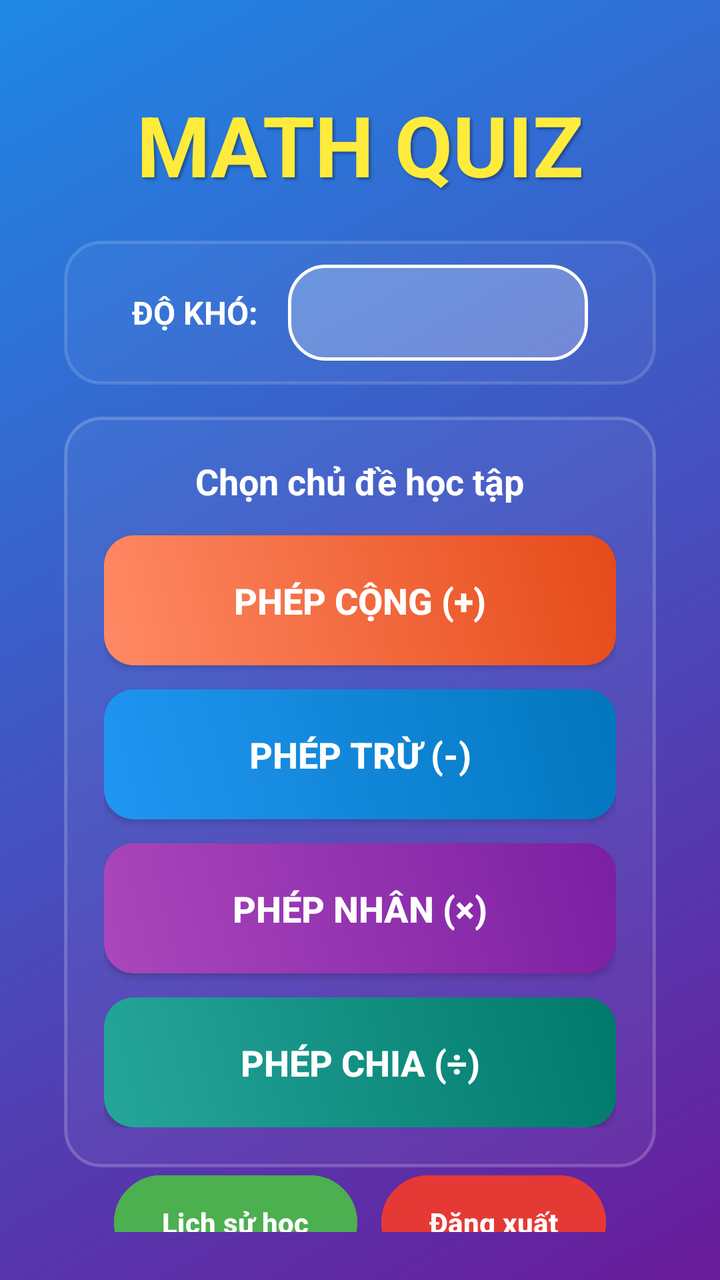
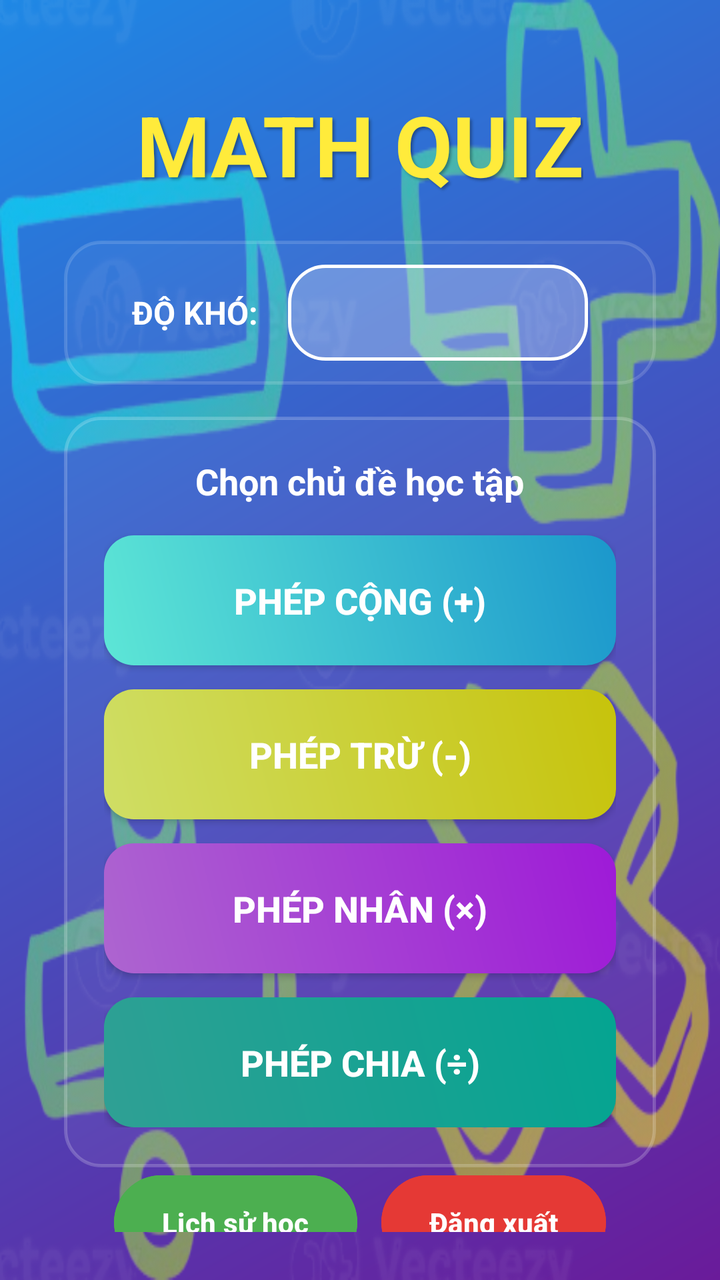

Two renders of the same Android screen: before a commit and after it. Below are the layout's source before the change and the commit's diff.
<!-- AndroidManifest.xml: application theme Theme.MyApplication -->
<!-- res/layout/activity_main.xml -->
<?xml version="1.0" encoding="utf-8"?>
<LinearLayout xmlns:android="http://schemas.android.com/apk/res/android"
    android:id="@+id/main"
    android:layout_width="match_parent"
    android:layout_height="match_parent"
    android:orientation="vertical"
    android:background="@drawable/background_gradient"
    android:gravity="center_horizontal"
    android:padding="24dp">

    <TextView
        android:layout_width="wrap_content"
        android:layout_height="wrap_content"
        android:text="MATH QUIZ"
        android:textColor="#FFEB3B"
        android:textSize="42sp"
        android:textStyle="bold"
        android:layout_marginTop="20dp"
        android:layout_marginBottom="20dp"
        android:shadowColor="#55000000"
        android:shadowDx="3"
        android:shadowDy="3"
        android:shadowRadius="3"/>

    <LinearLayout
        android:layout_width="match_parent"
        android:layout_height="wrap_content"
        android:orientation="horizontal"
        android:gravity="center"
        android:background="@drawable/button_rounded"
        android:backgroundTint="#26FFFFFF"
        android:padding="12dp"
        android:layout_marginLeft="8dp"
        android:layout_marginRight="8dp"
        android:layout_marginBottom="16dp">

        <TextView
            android:layout_width="wrap_content"
            android:layout_height="wrap_content"
            android:text="ĐỘ KHÓ:"
            android:textColor="#FFFFFF"
            android:textSize="16sp"
            android:textStyle="bold"
            android:layout_gravity="center_vertical"
            android:layout_marginRight="15dp"/>

        <Spinner
            android:id="@+id/spnDoKho"
            android:layout_width="150dp"
            android:layout_height="48dp"
            android:layout_gravity="center_vertical"
            android:background="@drawable/button_rounded"
            android:popupBackground="@drawable/button_rounded" />
    </LinearLayout>

    <LinearLayout
        android:layout_width="match_parent"
        android:layout_height="wrap_content"
        android:orientation="vertical"
        android:background="@drawable/button_rounded"
        android:backgroundTint="#33FFFFFF"
        android:padding="20dp"
        android:layout_marginLeft="8dp"
        android:layout_marginRight="8dp"
        android:gravity="center">

        <TextView
            android:layout_width="wrap_content"
            android:layout_height="wrap_content"
            android:text="Chọn chủ đề học tập"
            android:textColor="#FFFFFF"
            android:textSize="18sp"
            android:textStyle="bold"
            android:layout_marginBottom="15dp"/>

        <androidx.appcompat.widget.AppCompatButton
            android:id="@+id/btnCong"
            android:layout_width="match_parent"
            android:layout_height="65dp"
            android:layout_marginBottom="12dp"
            android:text="Phép Cộng (+)"
            android:background="@drawable/btn_cong_gradient"
            android:textColor="#FFFFFF"
            android:textSize="18sp"
            android:textStyle="bold"/>

        <androidx.appcompat.widget.AppCompatButton
            android:id="@+id/btnTru"
            android:layout_width="match_parent"
            android:layout_height="65dp"
            android:layout_marginBottom="12dp"
            android:text="Phép Trừ (-)"
            android:background="@drawable/btn_tru_gradient"
            android:textColor="#FFFFFF"
            android:textSize="18sp"
            android:textStyle="bold"/>

        <androidx.appcompat.widget.AppCompatButton
            android:id="@+id/btnNhan"
            android:layout_width="match_parent"
            android:layout_height="65dp"
            android:layout_marginBottom="12dp"
            android:text="Phép Nhân (×)"
            android:background="@drawable/btn_nhan_gradient"
            android:textColor="#FFFFFF"
            android:textSize="18sp"
            android:textStyle="bold"/>

        <androidx.appcompat.widget.AppCompatButton
            android:id="@+id/btnChia"
            android:layout_width="match_parent"
            android:layout_height="65dp"
            android:text="Phép Chia (÷)"
            android:background="@drawable/btn_chia_gradient"
            android:textColor="#FFFFFF"
            android:textSize="18sp"
            android:textStyle="bold"/>
    </LinearLayout>

    <View
        android:layout_width="match_parent"
        android:layout_height="0dp"
        android:layout_weight="1"/>

    <LinearLayout
        android:layout_width="match_parent"
        android:layout_height="wrap_content"
        android:orientation="horizontal"
        android:gravity="center"
        android:layout_marginBottom="10dp">

        <Button
            android:id="@+id/btnGoToHistory"
            android:layout_width="wrap_content"
            android:layout_height="55dp"
            android:backgroundTint="#4CAF50"
            android:text="Lịch sử học"
            android:textColor="#FFFFFF"
            android:textStyle="bold"
            android:layout_marginRight="12dp" />

        <Button
            android:id="@+id/btnSignOut"
            android:layout_width="wrap_content"
            android:layout_height="55dp"
            android:backgroundTint="#E53935"
            android:text="Đăng xuất"
            android:textColor="#FFFFFF"
            android:textStyle="bold" />
    </LinearLayout>

</LinearLayout>
<!-- resources referenced by this layout -->
<resources>
  <!-- drawable background_gradient (drawable) -->
  <?xml version="1.0" encoding="utf-8"?>
  <shape xmlns:android="http://schemas.android.com/apk/res/android">
      <gradient
          android:startColor="#6A1B9A"
          android:endColor="#1E88E5"
          android:angle="135"/>
  </shape>
  <!-- drawable btn_chia_gradient (drawable) -->
  <?xml version="1.0" encoding="utf-8"?>
  <shape xmlns:android="http://schemas.android.com/apk/res/android">
      <gradient
          android:startColor="#26A69A"
          android:endColor="#00796B"
          android:angle="45"/>
      <corners android:radius="15dp"/>
  </shape>
  <!-- drawable btn_cong_gradient (drawable) -->
  <?xml version="1.0" encoding="utf-8"?>
  <shape xmlns:android="http://schemas.android.com/apk/res/android">
      <gradient
          android:startColor="#FF8A65" android:endColor="#E64A19"   android:angle="45"/>
      <corners android:radius="15dp"/>
  </shape>
  <!-- drawable btn_nhan_gradient (drawable) -->
  <?xml version="1.0" encoding="utf-8"?>
  <shape xmlns:android="http://schemas.android.com/apk/res/android">
      <gradient
          android:startColor="#AB47BC"
          android:endColor="#7B1FA2"
          android:angle="45"/>
      <corners android:radius="15dp"/>
  </shape>
  <!-- drawable btn_tru_gradient (drawable) -->
  <?xml version="1.0" encoding="utf-8"?>
  <shape xmlns:android="http://schemas.android.com/apk/res/android">
      <gradient
          android:startColor="#2196F3"
          android:endColor="#0277BD"
          android:angle="45"/>
      <corners android:radius="15dp"/>
  </shape>
  <!-- drawable button_rounded (drawable) -->
  <?xml version="1.0" encoding="utf-8"?>
  <selector xmlns:android="http://schemas.android.com/apk/res/android">
      <item android:state_pressed="true">
          <shape>
              <solid android:color="#80FFFFFF" />
              <stroke android:width="2dp" android:color="#FFFFFF" />
              <corners android:radius="18dp" />
          </shape>
      </item>
  
      <item>
          <shape>
              <solid android:color="#40FFFFFF" />
              <stroke android:width="1.5dp" android:color="#FFFFFF" />
              <corners android:radius="18dp" />
          </shape>
      </item>
  </selector>
  <style name="Theme.MyApplication" parent="Base.Theme.MyApplication" />
  <style name="Base.Theme.MyApplication" parent="Theme.Material3.DayNight.NoActionBar">
          
          
      </style>
</resources>

<!-- the commit's change to res/layout/activity_main.xml (unified diff, before → after) -->
@@ -1,152 +1,171 @@
 <?xml version="1.0" encoding="utf-8"?>
-<LinearLayout xmlns:android="http://schemas.android.com/apk/res/android"
-    android:id="@+id/main"
+<FrameLayout xmlns:android="http://schemas.android.com/apk/res/android"
     android:layout_width="match_parent"
-    android:layout_height="match_parent"
-    android:orientation="vertical"
-    android:background="@drawable/background_gradient"
-    android:gravity="center_horizontal"
-    android:padding="24dp">
+    android:layout_height="match_parent">
 
-    <TextView
-        android:layout_width="wrap_content"
-        android:layout_height="wrap_content"
-        android:text="MATH QUIZ"
-        android:textColor="#FFEB3B"
-        android:textSize="42sp"
-        android:textStyle="bold"
-        android:layout_marginTop="20dp"
-        android:layout_marginBottom="20dp"
-        android:shadowColor="#55000000"
-        android:shadowDx="3"
-        android:shadowDy="3"
-        android:shadowRadius="3"/>
+    <View
+        android:layout_width="match_parent"
+        android:layout_height="match_parent"
+        android:background="@drawable/background_gradient" />
+
+    <ImageView
+        android:layout_width="match_parent"
+        android:layout_height="match_parent"
+        android:src="@drawable/math4"
+        android:scaleType="fitXY"
+        android:tileModeX="repeat"
+        android:tileModeY="repeat"
+        android:alpha="0.5" />
 
     <LinearLayout
+        android:id="@+id/main"
         android:layout_width="match_parent"
-        android:layout_height="wrap_content"
-        android:orientation="horizontal"
-        android:gravity="center"
-        android:background="@drawable/button_rounded"
-        android:backgroundTint="#26FFFFFF"
-        android:padding="12dp"
-        android:layout_marginLeft="8dp"
-        android:layout_marginRight="8dp"
-        android:layout_marginBottom="16dp">
+        android:layout_height="match_parent"
+        android:orientation="vertical"
+        android:gravity="center_horizontal"
+        android:padding="24dp">
 
         <TextView
             android:layout_width="wrap_content"
             android:layout_height="wrap_content"
-            android:text="ĐỘ KHÓ:"
-            android:textColor="#FFFFFF"
-            android:textSize="16sp"
+            android:text="MATH QUIZ"
+            android:textColor="#FFEB3B"
+            android:textSize="42sp"
             android:textStyle="bold"
-            android:layout_gravity="center_vertical"
-            android:layout_marginRight="15dp"/>
+            android:layout_marginTop="20dp"
+            android:layout_marginBottom="20dp"
+            android:shadowColor="#55000000"
+            android:shadowDx="3"
+            android:shadowDy="3"
+            android:shadowRadius="3"/>
 
-        <Spinner
-            android:id="@+id/spnDoKho"
-            android:layout_width="150dp"
-            android:layout_height="48dp"
-            android:layout_gravity="center_vertical"
+        <LinearLayout
+            android:layout_width="match_parent"
+            android:layout_height="wrap_content"
+            android:orientation="horizontal"
+            android:gravity="center"
             android:background="@drawable/button_rounded"
-            android:popupBackground="@drawable/button_rounded" />
+            android:backgroundTint="#26FFFFFF"
+            android:padding="12dp"
+            android:layout_marginLeft="8dp"
+            android:layout_marginRight="8dp"
+            android:layout_marginBottom="16dp">
+
+            <TextView
+                android:layout_width="wrap_content"
+                android:layout_height="wrap_content"
+                android:text="ĐỘ KHÓ:"
+                android:textColor="#FFFFFF"
+                android:textSize="16sp"
+                android:textStyle="bold"
+                android:layout_gravity="center_vertical"
+                android:layout_marginRight="15dp"/>
+
+            <Spinner
+                android:id="@+id/spnDoKho"
+                android:layout_width="150dp"
+                android:layout_height="48dp"
+                android:layout_gravity="center_vertical"
+                android:background="@drawable/button_rounded"
+                android:popupBackground="@drawable/button_rounded" />
+        </LinearLayout>
+
+        <LinearLayout
+            android:layout_width="match_parent"
+            android:layout_height="wrap_content"
+            android:orientation="vertical"
+            android:background="@drawable/button_rounded"
+            android:backgroundTint="#33FFFFFF"
+            android:padding="20dp"
+            android:layout_marginLeft="8dp"
+            android:layout_marginRight="8dp"
+            android:gravity="center">
+
+            <TextView
+                android:layout_width="wrap_content"
+                android:layout_height="wrap_content"
+                android:text="Chọn chủ đề học tập"
+                android:textColor="#FFFFFF"
+                android:textSize="18sp"
+                android:textStyle="bold"
+                android:layout_marginBottom="15dp"/>
+
+            <androidx.appcompat.widget.AppCompatButton
+                android:id="@+id/btnCong"
+                android:layout_width="match_parent"
+                android:layout_height="65dp"
+
+                android:layout_marginBottom="12dp"
+                android:text="Phép Cộng (+)"
+                android:background="@drawable/btn_cong_gradient"
+                android:textColor="#FFFFFF"
+                android:textSize="18sp"
+                android:textStyle="bold"/>
+
+            <androidx.appcompat.widget.AppCompatButton
+                android:id="@+id/btnTru"
+                android:layout_width="match_parent"
+                android:layout_height="65dp"
+                android:layout_marginBottom="12dp"
+                android:text="Phép Trừ (-)"
+                android:background="@drawable/btn_tru_gradient"
+                android:textColor="#FFFFFF"
+                android:textSize="18sp"
+                android:textStyle="bold"/>
+
+            <androidx.appcompat.widget.AppCompatButton
+                android:id="@+id/btnNhan"
+                android:layout_width="match_parent"
+                android:layout_height="65dp"
+                android:layout_marginBottom="12dp"
+                android:text="Phép Nhân (×)"
+                android:background="@drawable/btn_nhan_gradient"
+                android:textColor="#FFFFFF"
+                android:textSize="18sp"
+                android:textStyle="bold"/>
+
+            <androidx.appcompat.widget.AppCompatButton
+                android:id="@+id/btnChia"
+                android:layout_width="match_parent"
+                android:layout_height="65dp"
+                android:text="Phép Chia (÷)"
+                android:background="@drawable/btn_chia_gradient"
+                android:textColor="#FFFFFF"
+                android:textSize="18sp"
+                android:textStyle="bold"/>
+        </LinearLayout>
+
+        <View
+            android:layout_width="match_parent"
+            android:layout_height="0dp"
+            android:layout_weight="1"/>
+
+        <LinearLayout
+            android:layout_width="match_parent"
+            android:layout_height="wrap_content"
+            android:orientation="horizontal"
+            android:gravity="center"
+            android:layout_marginBottom="10dp">
+
+            <Button
+                android:id="@+id/btnGoToHistory"
+                android:layout_width="wrap_content"
+                android:layout_height="55dp"
+                android:backgroundTint="#4CAF50"
+                android:text="Lịch sử học"
+                android:textColor="#FFFFFF"
+                android:textStyle="bold"
+                android:layout_marginRight="12dp" />
+
+            <Button
+                android:id="@+id/btnSignOut"
+                android:layout_width="wrap_content"
+                android:layout_height="55dp"
+                android:backgroundTint="#E53935"
+                android:text="Đăng xuất"
+                android:textColor="#FFFFFF"
+                android:textStyle="bold" />
+        </LinearLayout>
+
     </LinearLayout>
-
-    <LinearLayout
-        android:layout_width="match_parent"
-        android:layout_height="wrap_content"
-        android:orientation="vertical"
-        android:background="@drawable/button_rounded"
-        android:backgroundTint="#33FFFFFF"
-        android:padding="20dp"
-        android:layout_marginLeft="8dp"
-        android:layout_marginRight="8dp"
-        android:gravity="center">
-
-        <TextView
-            android:layout_width="wrap_content"
-            android:layout_height="wrap_content"
-            android:text="Chọn chủ đề học tập"
-            android:textColor="#FFFFFF"
-            android:textSize="18sp"
-            android:textStyle="bold"
-            android:layout_marginBottom="15dp"/>
-
-        <androidx.appcompat.widget.AppCompatButton
-            android:id="@+id/btnCong"
-            android:layout_width="match_parent"
-            android:layout_height="65dp"
-            android:layout_marginBottom="12dp"
-            android:text="Phép Cộng (+)"
-            android:background="@drawable/btn_cong_gradient"
-            android:textColor="#FFFFFF"
-            android:textSize="18sp"
-            android:textStyle="bold"/>
-
-        <androidx.appcompat.widget.AppCompatButton
-            android:id="@+id/btnTru"
-            android:layout_width="match_parent"
-            android:layout_height="65dp"
-            android:layout_marginBottom="12dp"
-            android:text="Phép Trừ (-)"
-            android:background="@drawable/btn_tru_gradient"
-            android:textColor="#FFFFFF"
-            android:textSize="18sp"
-            android:textStyle="bold"/>
-
-        <androidx.appcompat.widget.AppCompatButton
-            android:id="@+id/btnNhan"
-            android:layout_width="match_parent"
-            android:layout_height="65dp"
-            android:layout_marginBottom="12dp"
-            android:text="Phép Nhân (×)"
-            android:background="@drawable/btn_nhan_gradient"
-            android:textColor="#FFFFFF"
-            android:textSize="18sp"
-            android:textStyle="bold"/>
-
-        <androidx.appcompat.widget.AppCompatButton
-            android:id="@+id/btnChia"
-            android:layout_width="match_parent"
-            android:layout_height="65dp"
-            android:text="Phép Chia (÷)"
-            android:background="@drawable/btn_chia_gradient"
-            android:textColor="#FFFFFF"
-            android:textSize="18sp"
-            android:textStyle="bold"/>
-    </LinearLayout>
-
-    <View
-        android:layout_width="match_parent"
-        android:layout_height="0dp"
-        android:layout_weight="1"/>
-
-    <LinearLayout
-        android:layout_width="match_parent"
-        android:layout_height="wrap_content"
-        android:orientation="horizontal"
-        android:gravity="center"
-        android:layout_marginBottom="10dp">
-
-        <Button
-            android:id="@+id/btnGoToHistory"
-            android:layout_width="wrap_content"
-            android:layout_height="55dp"
-            android:backgroundTint="#4CAF50"
-            android:text="Lịch sử học"
-            android:textColor="#FFFFFF"
-            android:textStyle="bold"
-            android:layout_marginRight="12dp" />
-
-        <Button
-            android:id="@+id/btnSignOut"
-            android:layout_width="wrap_content"
-            android:layout_height="55dp"
-            android:backgroundTint="#E53935"
-            android:text="Đăng xuất"
-            android:textColor="#FFFFFF"
-            android:textStyle="bold" />
-    </LinearLayout>
-
-</LinearLayout>
+</FrameLayout>
<!-- resource entries referenced after the edit -->
@@ -12,34 +12,29 @@
   <?xml version="1.0" encoding="utf-8"?>
   <shape xmlns:android="http://schemas.android.com/apk/res/android">
       <gradient
-          android:startColor="#26A69A"
-          android:endColor="#00796B"
-          android:angle="45"/>
+          android:startColor="#2FA094" android:endColor="#04A491" android:angle="45"/>
       <corners android:radius="15dp"/>
   </shape>
   <!-- drawable btn_cong_gradient (drawable) -->
   <?xml version="1.0" encoding="utf-8"?>
-  <shape xmlns:android="http://schemas.android.com/apk/res/android">
+  <shape xmlns:android="http://schemas.android.com/apk/res/android"
+      android:shape="rectangle">
       <gradient
-          android:startColor="#FF8A65" android:endColor="#E64A19"   android:angle="45"/>
+          android:startColor="#5DE6D6" android:endColor="#1B97CC"   android:angle="45"/>
       <corners android:radius="15dp"/>
   </shape>
   <!-- drawable btn_nhan_gradient (drawable) -->
   <?xml version="1.0" encoding="utf-8"?>
   <shape xmlns:android="http://schemas.android.com/apk/res/android">
       <gradient
-          android:startColor="#AB47BC"
-          android:endColor="#7B1FA2"
-          android:angle="45"/>
+          android:startColor="#AD65D0" android:endColor="#9E1AD7" android:angle="45"/>
       <corners android:radius="15dp"/>
   </shape>
   <!-- drawable btn_tru_gradient (drawable) -->
   <?xml version="1.0" encoding="utf-8"?>
   <shape xmlns:android="http://schemas.android.com/apk/res/android">
       <gradient
-          android:startColor="#2196F3"
-          android:endColor="#0277BD"
-          android:angle="45"/>
+          android:startColor="#CFDE65" android:endColor="#C7C30B" android:angle="45"/>
       <corners android:radius="15dp"/>
   </shape>
   <!-- drawable button_rounded (drawable) -->
@@ -61,6 +56,7 @@
           </shape>
       </item>
   </selector>
+  <!-- drawable math4: png bitmap (drawable, 200850 bytes) -->
   <style name="Theme.MyApplication" parent="Base.Theme.MyApplication" />
   <style name="Base.Theme.MyApplication" parent="Theme.Material3.DayNight.NoActionBar">
           
